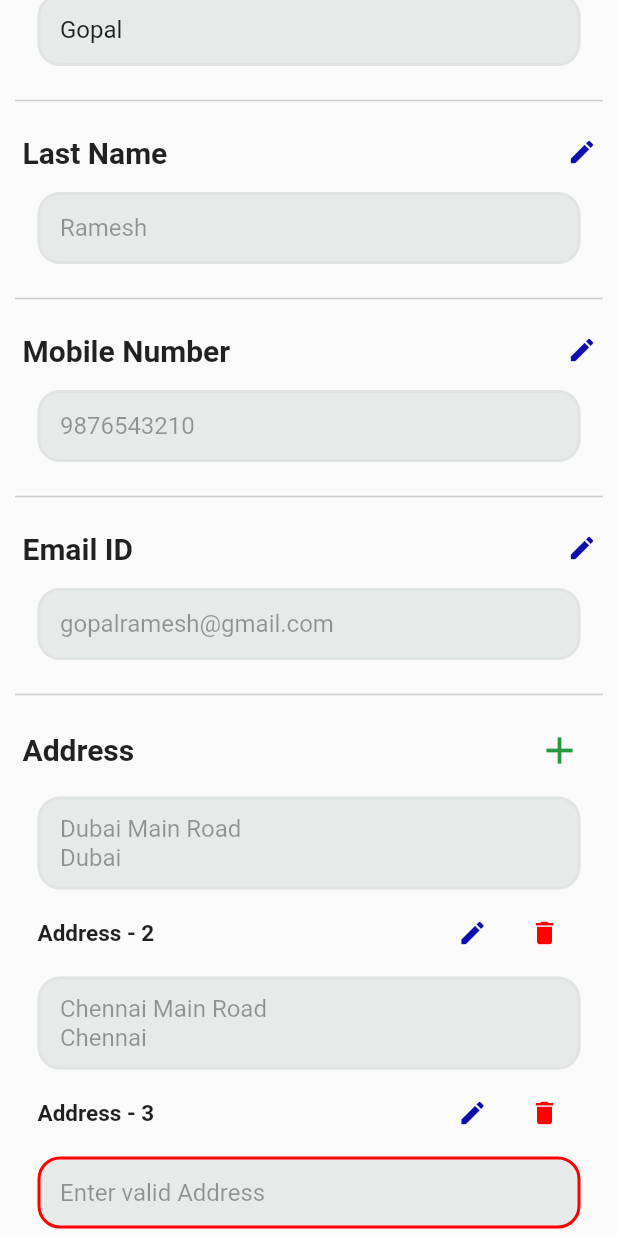
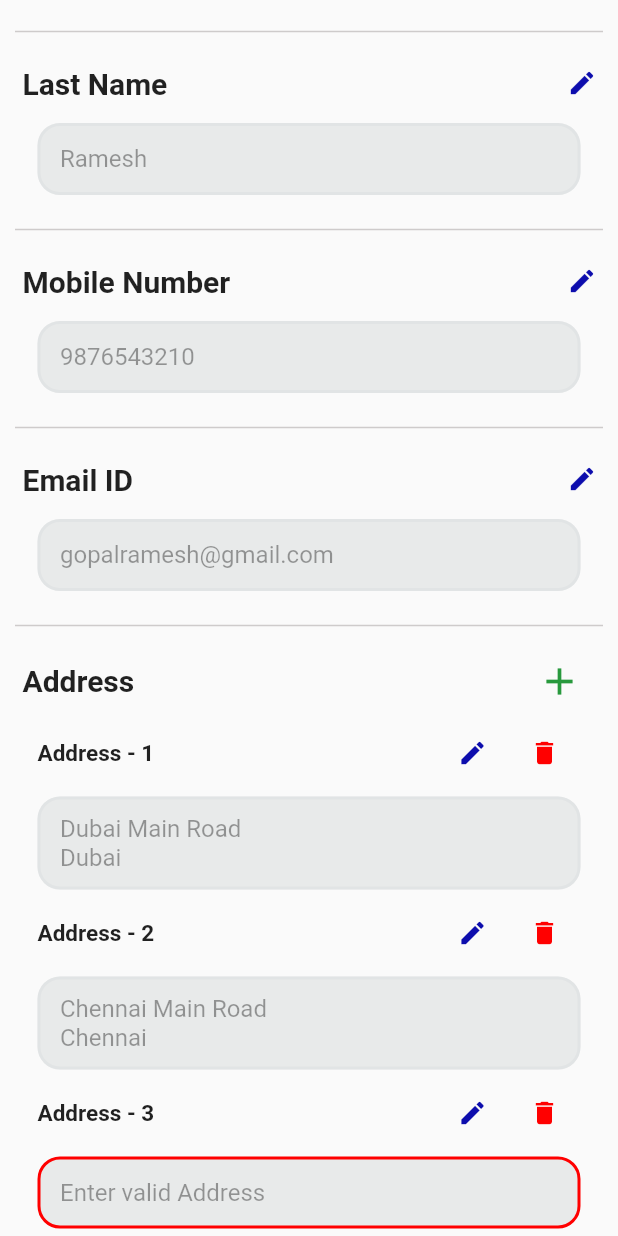
Before and after one commit to Thirumathikart/thirumathikart-client, a Flutter app: the ProfilePage screen opened by its route, after a tap on the "edit" icon, after a tap on the "add" icon, after a tap on the "check" icon, on a phone screen of 412 x 824 dp. Run offline on Flutter 3.47's test engine with Material 2 defaults, Android fonts, the phone set to English and light mode, and no system bars; our stand-ins replace cached_network_image, carousel_slider, font_awesome_flutter, get, get_storage, google_fonts and 1 more; accounts and stored records are empty; Roboto replaces fonts that are missing (Brawler).

Commit message:
fix(profile) : resolved overlapping scroll region of entire page and list view

```diff
--- a/lib/views/main_page.dart
+++ b/lib/views/main_page.dart
@@ -19,7 +19,12 @@
             PageView(
               controller: controller.pageController,
               physics: const NeverScrollableScrollPhysics(),
-              children: const [HomePage(), CartPage(), ProfilePage()],
+              children: const [
+                HomePage(),
+                CartPage(),
+                HomePage(),
+                ProfilePage()
+              ],
             ),
           ]),
           bottomNavigationBar: Obx(() => BottomNavigationBar(
--- a/lib/views/profile.dart
+++ b/lib/views/profile.dart
@@ -10,6 +10,7 @@
 
   @override
   Widget build(BuildContext context) {
+    Get.lazyPut(ProfilePageController.new);
     final profilePageController = Get.find<ProfilePageController>();
     final FocusNode focusNodefirstName = FocusNode();
     final FocusNode focusNodelastName = FocusNode();
@@ -31,6 +32,7 @@
     }
 
     return Scaffold(
+      //appBar: appBar('Profile'),
       drawer: const NavWidget(),
       body: SingleChildScrollView(
         child: Column(
@@ -426,18 +428,15 @@
               ),
             ),
             Obx(
-              () => SizedBox(
-                height: 300,
-                child: ListView.builder(
-                  itemBuilder: (ctx, index) => GestureDetector(
-                    onTap: () {},
-                    child: Obx(
+              () => ListView.builder(
+                shrinkWrap: true,
+                physics: const NeverScrollableScrollPhysics(),
+                itemBuilder: (ctx, index) => Obx(
                   () => Column(
                     crossAxisAlignment: CrossAxisAlignment.start,
                     children: [
                       Padding(
-                            padding:
-                                const EdgeInsets.symmetric(horizontal: 25.0),
+                        padding: const EdgeInsets.symmetric(horizontal: 25.0),
                         child: Row(
                           mainAxisAlignment: MainAxisAlignment.spaceBetween,
                           children: [
@@ -471,24 +470,20 @@
                                           onPressed: () {
                                             profilePageController
                                                 .switchFlagAddress(index);
+                                            profilePageController.updateAddress(
                                                 profilePageController
-                                                    .updateAddress(
-                                                        profilePageController
-                                                            .addressControllers[
-                                                                index]
+                                                    .addressControllers[index]
                                                     .text,
                                                 index);
                                           },
-                                              icon: const Icon(
-                                                  Icons.check_rounded),
+                                          icon: const Icon(Icons.check_rounded),
                                           color: AppTheme.facebook,
                                           iconSize: 25,
                                         ),
                                 ),
                                 IconButton(
                                   onPressed: () => {
-                                        profilePageController
-                                            .deleteAddress(index),
+                                    profilePageController.deleteAddress(index),
                                     focusNodeAddresses.removeAt(index),
                                   },
                                   icon: const Icon(Icons.delete),
@@ -522,23 +517,22 @@
                             borderRadius: BorderRadius.circular(15),
                           ),
                           child: Padding(
-                                padding: const EdgeInsets.symmetric(
-                                    horizontal: 15.0),
+                            padding:
+                                const EdgeInsets.symmetric(horizontal: 15.0),
                             child: TextField(
-                                  keyboardType: TextInputType.streetAddress,
+                              keyboardType: TextInputType.multiline,
                               controller: profilePageController
                                   .addressControllers[index],
                               focusNode: focusNodeAddresses[index],
-                                  enabled: profilePageController
-                                      .enableAddress[index],
+                              enabled:
+                                  profilePageController.enableAddress[index],
                               decoration: const InputDecoration(
                                 hintText: 'Enter valid Address',
                                 border: InputBorder.none,
                               ),
                               maxLines: null,
                               onSubmitted: (string) {
-                                    profilePageController
-                                        .switchFlagAddress(index);
+                                profilePageController.switchFlagAddress(index);
                                 profilePageController.updateAddress(
                                     profilePageController
                                         .addressControllers[index].text,
@@ -551,9 +545,7 @@
                     ],
                   ),
                 ),
-                  ),
                 itemCount: profilePageController.addressControllers.length,
-                ),
               ),
             ),
           ],
```
Also changed, not shown: lib/widgets/NavBar/nav_item.dart (+7 -5 lines). Lines whose indentation alone changed are shown as unchanged.
